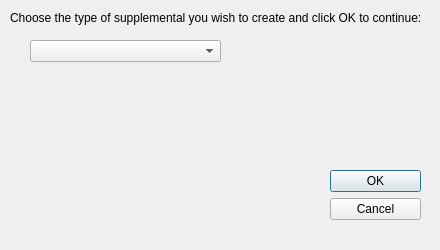
The window that forms/brsgis_supp_pre_form.ui (azithinkiam/brsgis_plugin) describes before a commit, drawn with Qt 5.
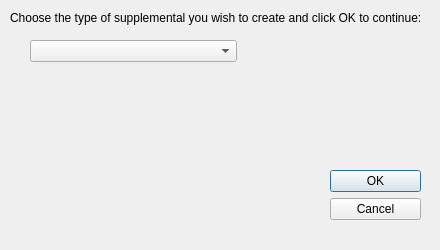
The same window after the commit.

```diff
--- a/forms/brsgis_supp_pre_form.ui
+++ b/forms/brsgis_supp_pre_form.ui
@@ -53,10 +53,13 @@
     <rect>
      <x>30</x>
      <y>40</y>
-     <width>191</width>
-     <height>22</height>
+     <width>182</width>
+     <height>20</height>
     </rect>
    </property>
+   <property name="sizeAdjustPolicy">
+    <enum>QComboBox::AdjustToContents</enum>
+   </property>
    <item>
     <property name="text">
      <string/>
```
Left out of the diff: 8 changed lines with no effect on the pictures.
